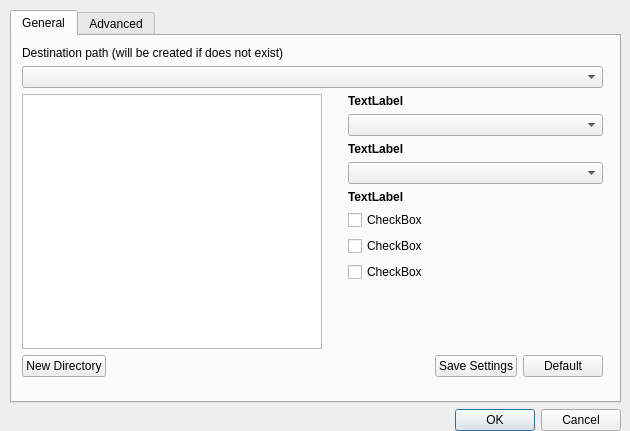
The window that experimental/app/extractiondialog.ui (f0x/aku) describes before a commit, drawn with Qt 5.
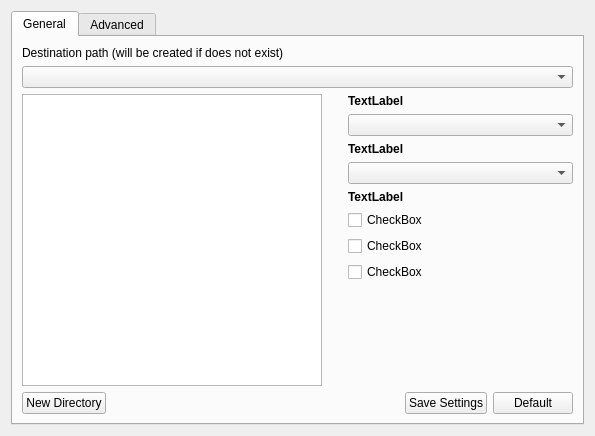
The same window after the commit. Custom widgets are drawn as their Qt base class.

Patch:
```diff
--- a/experimental/app/extractiondialog.ui
+++ b/experimental/app/extractiondialog.ui
@@ -5,22 +5,15 @@
    <rect>
     <x>0</x>
     <y>0</y>
-    <width>630</width>
-    <height>431</height>
+    <width>595</width>
+    <height>436</height>
    </rect>
   </property>
   <property name="windowTitle" >
    <string>Extraction path and options</string>
   </property>
-  <widget class="QWidget" name="verticalLayoutWidget" >
-   <property name="geometry" >
-    <rect>
-     <x>10</x>
-     <y>10</y>
-     <width>611</width>
-     <height>421</height>
-    </rect>
-   </property>
+  <layout class="QVBoxLayout" name="verticalLayout_5" >
+   <item>
    <layout class="QVBoxLayout" name="verticalLayout" >
     <item>
      <widget class="KTabWidget" name="ktabwidget" >
@@ -34,15 +27,8 @@
        <attribute name="title" >
         <string>General</string>
        </attribute>
-       <widget class="QWidget" name="verticalLayoutWidget_2" >
-        <property name="geometry" >
-         <rect>
-          <x>10</x>
-          <y>10</y>
-          <width>581</width>
-          <height>331</height>
-         </rect>
-        </property>
+        <layout class="QVBoxLayout" name="verticalLayout_6" >
+         <item>
         <layout class="QVBoxLayout" name="verticalLayout_2" >
          <item>
           <widget class="QLabel" name="label" >
@@ -94,7 +80,6 @@
               <widget class="QLabel" name="labelHigh" >
                <property name="font" >
                 <font>
-                 <pointsize>9</pointsize>
                  <weight>75</weight>
                  <bold>true</bold>
                 </font>
@@ -117,7 +102,6 @@
               <widget class="QLabel" name="labelMiddle" >
                <property name="font" >
                 <font>
-                 <pointsize>9</pointsize>
                  <weight>75</weight>
                  <bold>true</bold>
                 </font>
@@ -140,7 +124,6 @@
               <widget class="QLabel" name="labelLow" >
                <property name="font" >
                 <font>
-                 <pointsize>9</pointsize>
                  <weight>75</weight>
                  <bold>true</bold>
                 </font>
@@ -152,11 +135,6 @@
              </item>
              <item>
               <widget class="QCheckBox" name="checkHigh" >
-               <property name="font" >
-                <font>
-                 <pointsize>9</pointsize>
-                </font>
-               </property>
                <property name="text" >
                 <string>CheckBox</string>
                </property>
@@ -164,11 +142,6 @@
              </item>
              <item>
               <widget class="QCheckBox" name="checkMiddle" >
-               <property name="font" >
-                <font>
-                 <pointsize>9</pointsize>
-                </font>
-               </property>
                <property name="text" >
                 <string>CheckBox</string>
                </property>
@@ -176,11 +149,6 @@
              </item>
              <item>
               <widget class="QCheckBox" name="checkLow" >
-               <property name="font" >
-                <font>
-                 <pointsize>9</pointsize>
-                </font>
-               </property>
                <property name="text" >
                 <string>CheckBox</string>
                </property>
@@ -242,23 +210,15 @@
           </layout>
          </item>
         </layout>
-       </widget>
-       <zorder>verticalLayoutWidget_2</zorder>
-       <zorder>comboHistoryBox</zorder>
+         </item>
+        </layout>
       </widget>
       <widget class="QWidget" name="tabAdvanced" >
        <attribute name="title" >
         <string>Advanced</string>
        </attribute>
-       <widget class="QWidget" name="verticalLayoutWidget_4" >
-        <property name="geometry" >
-         <rect>
-          <x>10</x>
-          <y>10</y>
-          <width>581</width>
-          <height>331</height>
-         </rect>
-        </property>
+        <layout class="QVBoxLayout" name="verticalLayout_7" >
+         <item>
         <layout class="QVBoxLayout" name="verticalLayout_4" >
          <item>
           <layout class="QHBoxLayout" name="horizontalLayout_5" />
@@ -267,19 +227,14 @@
           <layout class="QHBoxLayout" name="horizontalLayout_4" />
          </item>
         </layout>
+         </item>
+        </layout>
        </widget>
       </widget>
-     </widget>
-    </item>
-    <item>
-     <widget class="KDialogButtonBox" name="kdialogbuttonbox" >
-      <property name="standardButtons" >
-       <set>QDialogButtonBox::Cancel|QDialogButtonBox::Ok</set>
-      </property>
-     </widget>
-    </item>
-   </layout>
-  </widget>
+     </item>
+    </layout>
+   </item>
+  </layout>
  </widget>
  <customwidgets>
   <customwidget>
@@ -287,11 +242,6 @@
    <extends>QComboBox</extends>
    <header>kcombobox.h</header>
   </customwidget>
-  <customwidget>
-   <class>KDialogButtonBox</class>
-   <extends>QDialogButtonBox</extends>
-   <header>kdialogbuttonbox.h</header>
-  </customwidget>
   <customwidget>
    <class>KHistoryComboBox</class>
    <extends>KComboBox</extends>
```
Lines whose indentation alone changed are shown as unchanged.
